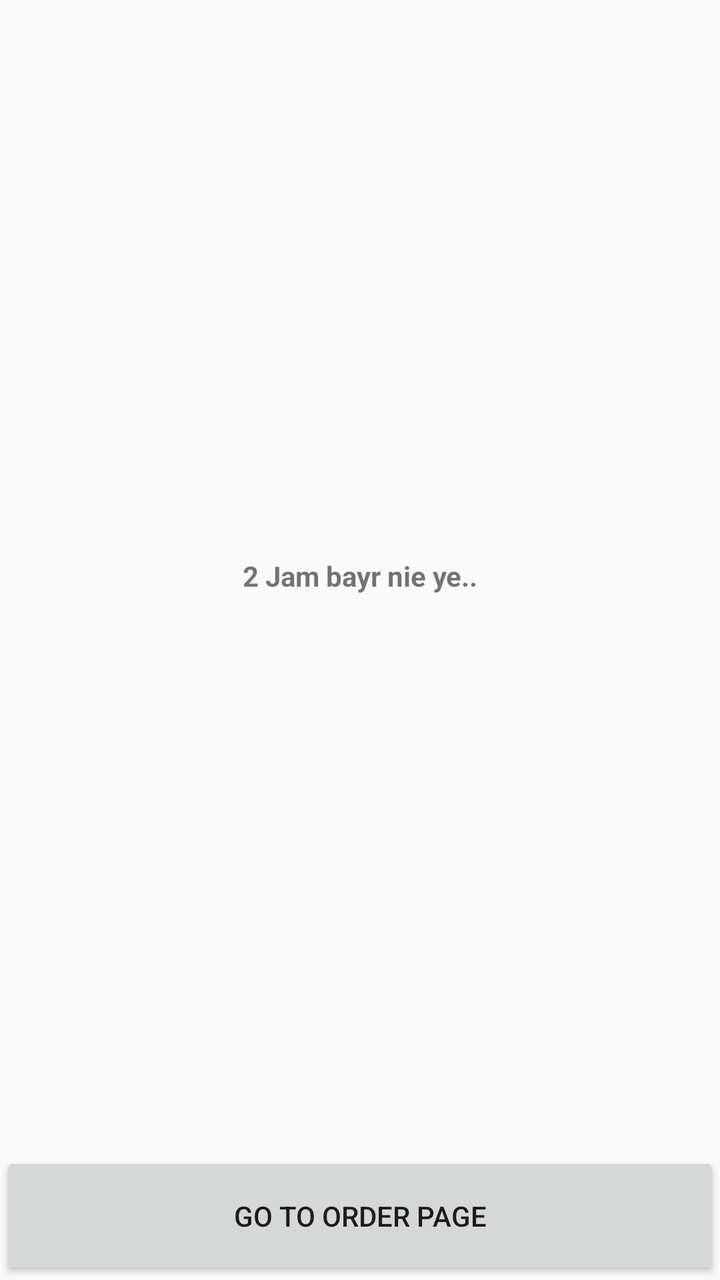
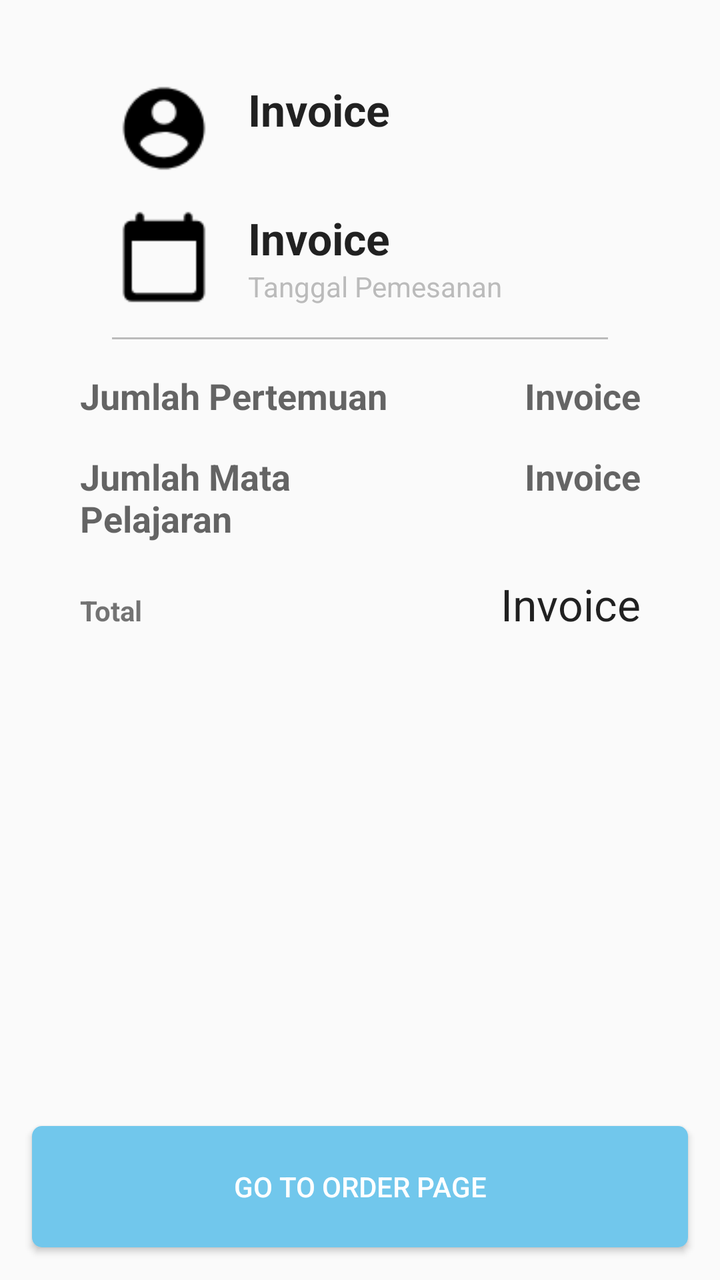

The first picture is an Android layout as it rendered before a commit; the second is the same layout after the commit. The layout source and the unified diff follow.
<!-- AndroidManifest.xml: application theme AppTheme -->
<!-- res/layout/activity_invoice.xml -->
<?xml version="1.0" encoding="utf-8"?>
<LinearLayout
    xmlns:android="http://schemas.android.com/apk/res/android"
    android:layout_width="match_parent"
    android:layout_height="match_parent"
    android:weightSum="1"
    android:orientation="vertical">

    <TextView
        android:layout_width="match_parent"
        android:layout_height="0dp"
        android:layout_weight="0.9"
        android:gravity="center"
        android:textStyle="bold"
        android:text="2 Jam bayr nie ye.."/>

    <Button
        android:id="@+id/btn_goto_order_page"
        android:layout_width="match_parent"
        android:layout_height="0dp"
        android:layout_weight="0.1"
        android:text="@string/goto_order"/>

</LinearLayout>
<!-- resources referenced by this layout -->
<resources>
  <string name="goto_order">Go to Order page</string>
  <style name="AppTheme" parent="Theme.AppCompat.Light.DarkActionBar">
          
          <item name="colorPrimary">@color/colorPrimary</item>
          <item name="colorPrimaryDark">@color/gray</item>
          <item name="colorAccent">@color/colorAccent</item>
          <item name="windowActionBar">false</item>
          <item name="windowNoTitle">true</item>
      </style>
  <color name="colorPrimary">#71C7EC</color>
  <color name="gray">#EEEEEE</color>
  <color name="colorAccent">#FF4081</color>
</resources>

<!-- the commit's change to res/layout/activity_invoice.xml (unified diff, before → after) -->
@@ -6,19 +6,183 @@
     android:weightSum="1"
     android:orientation="vertical">
 
-    <TextView
+    <LinearLayout
         android:layout_width="match_parent"
         android:layout_height="0dp"
         android:layout_weight="0.9"
-        android:gravity="center"
-        android:textStyle="bold"
-        android:text="2 Jam bayr nie ye.."/>
+        android:orientation="vertical"
+        android:padding="@dimen/desc_padding">
+
+        <LinearLayout
+            android:layout_width="match_parent"
+            android:layout_height="wrap_content"
+            android:orientation="horizontal"
+            android:gravity="center_vertical"
+            android:weightSum="1">
+
+            <ImageView
+                android:layout_width="0dp"
+                android:layout_height="match_parent"
+                android:src="@drawable/ic_account"
+                android:layout_weight="0.3"/>
+
+            <LinearLayout
+                android:layout_width="0dp"
+                android:layout_height="wrap_content"
+                android:layout_weight="0.7"
+                android:orientation="vertical">
+
+                <TextView
+                    android:id="@+id/tv_invoice_account"
+                    android:layout_width="wrap_content"
+                    android:layout_height="wrap_content"
+                    android:textStyle="bold"
+                    android:textAppearance="?android:attr/textAppearanceLarge"
+                    android:text="@string/invoice"
+                    />
+
+                <TextView
+                    android:layout_width="wrap_content"
+                    android:layout_height="wrap_content" />
+
+            </LinearLayout>
+
+        </LinearLayout>
+
+        <LinearLayout
+            android:layout_width="match_parent"
+            android:layout_height="wrap_content"
+            android:orientation="horizontal"
+            android:gravity="center_vertical"
+            android:layout_marginTop="@dimen/activity_horizontal_margin"
+            android:weightSum="1">
+
+            <ImageView
+                android:layout_width="0dp"
+                android:layout_height="match_parent"
+                android:src="@drawable/ic_calendar"
+                android:layout_weight="0.3"/>
+
+            <LinearLayout
+                android:layout_width="0dp"
+                android:layout_height="wrap_content"
+                android:layout_weight="0.7"
+                android:orientation="vertical">
+
+                <TextView
+                    android:id="@+id/tv_invoice_created_at"
+                    android:layout_width="wrap_content"
+                    android:layout_height="wrap_content"
+                    android:textStyle="bold"
+                    android:textAppearance="?android:attr/textAppearanceLarge"
+                    android:text="@string/invoice"
+                    />
+
+                <TextView
+                    android:layout_width="wrap_content"
+                    android:layout_height="wrap_content"
+                    android:textAppearance="?android:attr/textAppearanceSmall"
+                    android:textColor="@color/dark_gray"
+                    android:text="Tanggal Pemesanan"
+                    />
+
+            </LinearLayout>
+
+        </LinearLayout>
+
+        <View
+            style="@style/Divider"
+            android:layout_margin="@dimen/activity_horizontal_margin"/>
+
+        <LinearLayout
+            android:layout_width="match_parent"
+            android:layout_height="wrap_content"
+            android:orientation="horizontal"
+            android:weightSum="1">
+
+            <TextView
+                android:layout_width="0dp"
+                android:layout_height="wrap_content"
+                android:layout_weight="0.6"
+                android:textStyle="bold"
+                android:textAppearance="?android:attr/textAppearanceMedium"
+                android:text="Jumlah Pertemuan"/>
+
+            <TextView
+                android:id="@+id/tv_invoice_ordered_assembly"
+                android:layout_width="0dp"
+                android:layout_height="wrap_content"
+                android:layout_weight="0.4"
+                android:gravity="right"
+                android:textStyle="bold"
+                android:textAppearance="?android:attr/textAppearanceMedium"
+                android:text="@string/invoice"/>
+
+        </LinearLayout>
+
+        <LinearLayout
+            android:layout_width="match_parent"
+            android:layout_height="wrap_content"
+            android:layout_marginTop="@dimen/activity_horizontal_margin"
+            android:orientation="horizontal"
+            android:weightSum="1">
+
+            <TextView
+                android:layout_width="0dp"
+                android:layout_height="wrap_content"
+                android:layout_weight="0.6"
+                android:textStyle="bold"
+                android:textAppearance="?android:attr/textAppearanceMedium"
+                android:text="Jumlah Mata Pelajaran"/>
+
+            <TextView
+                android:id="@+id/tv_invoice_ordered_subject"
+                android:layout_width="0dp"
+                android:layout_height="wrap_content"
+                android:layout_weight="0.4"
+                android:gravity="right"
+                android:textStyle="bold"
+                android:textAppearance="?android:attr/textAppearanceMedium"
+                android:text="@string/invoice"/>
+
+        </LinearLayout>
+
+        <LinearLayout
+            android:layout_width="match_parent"
+            android:layout_height="wrap_content"
+            android:layout_marginTop="@dimen/activity_horizontal_margin"
+            android:orientation="horizontal"
+            android:weightSum="1">
+
+            <TextView
+                android:layout_width="0dp"
+                android:layout_height="wrap_content"
+                android:layout_weight="0.3"
+                android:textStyle="bold"
+                android:textAppearance="?android:attr/textAppearanceSmall"
+                android:text="Total"/>
+
+            <TextView
+                android:id="@+id/tv_invoice_price"
+                android:layout_width="0dp"
+                android:layout_height="wrap_content"
+                android:layout_weight="0.7"
+                android:gravity="right"
+                android:textAppearance="?android:attr/textAppearanceLarge"
+                android:text="@string/invoice"/>
+
+        </LinearLayout>
+
+    </LinearLayout>
 
     <Button
         android:id="@+id/btn_goto_order_page"
         android:layout_width="match_parent"
         android:layout_height="0dp"
         android:layout_weight="0.1"
+        android:layout_margin="@dimen/activity_horizontal_margin"
+        android:background="@drawable/shape_rect_button"
+        android:textColor="@color/white"
         android:text="@string/goto_order"/>
 
 </LinearLayout>
<!-- resource entries referenced after the edit -->
@@ -1,16 +1,56 @@
 <!-- resources referenced by this layout -->
 <resources>
+  <color name="dark_gray">#BBBBBB</color>
+  <color name="white">#FFF</color>
+  <dimen name="activity_horizontal_margin">16dp</dimen>
+  <dimen name="desc_padding">40dp</dimen>
+  <!-- drawable ic_account (drawable) -->
+  <vector xmlns:android="http://schemas.android.com/apk/res/android"
+          android:width="24dp"
+          android:height="24dp"
+          android:viewportWidth="24.0"
+          android:viewportHeight="24.0"
+          android:tint="?attr/colorControlNormal">
+      <path
+          android:fillColor="#FFF"
+          android:pathData="M12,2C6.48,2 2,6.48 2,12s4.48,10 10,10 10,-4.48 10,-10S17.52,2 12,2zM12,5c1.66,0 3,1.34 3,3s-1.34,3 -3,3 -3,-1.34 -3,-3 1.34,-3 3,-3zM12,19.2c-2.5,0 -4.71,-1.28 -6,-3.22 0.03,-1.99 4,-3.08 6,-3.08 1.99,0 5.97,1.09 6,3.08 -1.29,1.94 -3.5,3.22 -6,3.22z"/>
+  </vector>
+  <!-- drawable ic_calendar (drawable) -->
+  <vector xmlns:android="http://schemas.android.com/apk/res/android"
+          android:width="24dp"
+          android:height="24dp"
+          android:viewportWidth="24.0"
+          android:viewportHeight="24.0"
+          android:tint="?attr/colorControlNormal">
+      <path
+          android:fillColor="#FFF"
+          android:pathData="M20,3h-1L19,2c0,-0.55 -0.45,-1 -1,-1s-1,0.45 -1,1v1L7,3L7,2c0,-0.55 -0.45,-1 -1,-1s-1,0.45 -1,1v1L4,3c-1.1,0 -2,0.9 -2,2v16c0,1.1 0.9,2 2,2h16c1.1,0 2,-0.9 2,-2L22,5c0,-1.1 -0.9,-2 -2,-2zM19,21L5,21c-0.55,0 -1,-0.45 -1,-1L4,8h16v12c0,0.55 -0.45,1 -1,1z"/>
+  </vector>
+  <!-- drawable shape_rect_button (drawable-mdpi) -->
+  <?xml version="1.0" encoding="utf-8"?>
+  <shape xmlns:android="http://schemas.android.com/apk/res/android"
+      android:shape="rectangle">
+      <solid android:color="@color/colorPrimary" />
+      <corners android:radius="5dp" />
+  </shape>
   <string name="goto_order">Go to Order page</string>
+  <string name="invoice">Invoice</string>
+  <style name="Divider">
+          <item name="android:padding">10dp</item>
+          <item name="android:layout_width">match_parent</item>
+          <item name="android:layout_height">1dp</item>
+          <item name="android:background">@color/dark_gray</item>
+      </style>
   <style name="AppTheme" parent="Theme.AppCompat.Light.DarkActionBar">
           
           <item name="colorPrimary">@color/colorPrimary</item>
-          <item name="colorPrimaryDark">@color/gray</item>
+          <item name="colorPrimaryDark">@color/transparent_gray</item>
           <item name="colorAccent">@color/colorAccent</item>
           <item name="windowActionBar">false</item>
           <item name="windowNoTitle">true</item>
       </style>
   <color name="colorPrimary">#71C7EC</color>
-  <color name="gray">#EEEEEE</color>
+  <color name="transparent_gray">#80EEEEEE</color>
   <color name="colorAccent">#FF4081</color>
 </resources>
 
